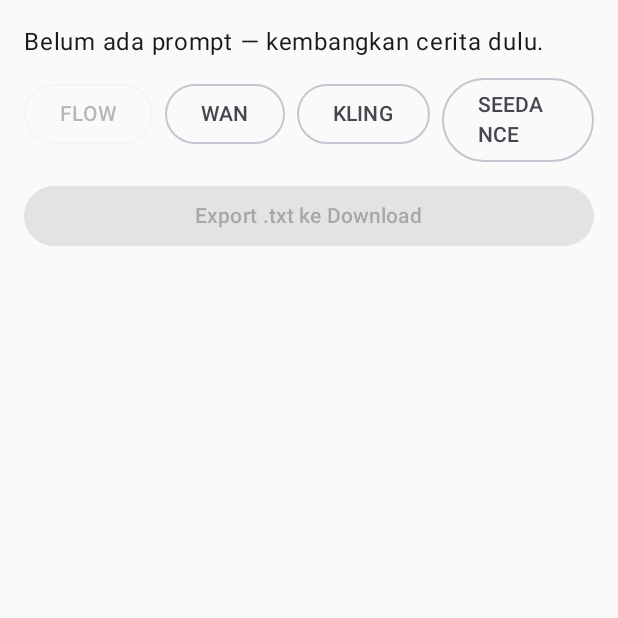
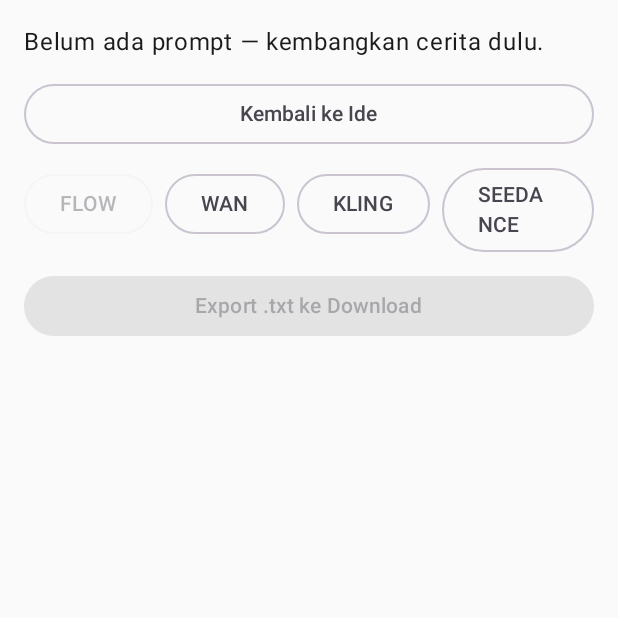
Before and after one commit to bastian57/promptku, an Android app built with Jetpack Compose: the composable V2PromptScreen shown on its own in the app's theme, on a phone screen of 412 x 824 dp, the top half of it. Run offline under Robolectric (Android 15) with nearby library versions, the phone set to English and light mode, and no system bars.

Commit message:
PromptKu v2.0.0 fix7: guard draft kosong + jalan pulang dari layar prompt

```diff
--- a/app/src/main/java/com/daftech/promptku/ui/V2PromptScreen.kt
+++ b/app/src/main/java/com/daftech/promptku/ui/V2PromptScreen.kt
@@ -1,5 +1,6 @@
 package com.daftech.promptku.ui
 
+import androidx.activity.compose.BackHandler
 import androidx.compose.foundation.layout.Arrangement
 import androidx.compose.foundation.layout.Column
 import androidx.compose.foundation.layout.Row
@@ -30,6 +31,10 @@ import com.daftech.promptku.engine.TargetEngine
 // Layar 3 v2.0 — Semua prompt scene + hasil 6 gerbang + export.
 @Composable
 fun V2PromptScreen(v2: V2ViewModel) {
+    // Tombol back sistem: kembali ke Layar Ide (bukan keluar aplikasi).
+    // Tanpa ini, layar prompt adalah jalan buntu — satu-satunya jalan
+    // keluar adalah menutup paksa aplikasi.
+    BackHandler { v2.updateStep(V2Step.IDEA) }
     val context = LocalContext.current
     val clipboard = LocalClipboardManager.current
     var engineIndex by remember { mutableIntStateOf(0) }
@@ -49,6 +54,12 @@ fun V2PromptScreen(v2: V2ViewModel) {
                     Text("DRAFT OFFLINE (rule-based, tanpa AI) — ulangi di cloud untuk prompt final.")
                 }
             }
+        }
+        item {
+            OutlinedButton(
+                onClick = { v2.updateStep(V2Step.IDEA) },
+                modifier = Modifier.fillMaxWidth()
+            ) { Text("Kembali ke Ide") }
         }
         if (v2.gates.isNotEmpty()) {
             item {
--- a/app/src/main/java/com/daftech/promptku/ui/V2StoryScreen.kt
+++ b/app/src/main/java/com/daftech/promptku/ui/V2StoryScreen.kt
@@ -1,5 +1,6 @@
 package com.daftech.promptku.ui
 
+import androidx.activity.compose.BackHandler
 import androidx.compose.foundation.layout.Arrangement
 import androidx.compose.foundation.layout.Column
 import androidx.compose.foundation.layout.Row
@@ -25,6 +26,7 @@ import androidx.compose.ui.unit.dp
 // Layar 2 v2.0 — Cerita hasil Director + chip konfirmasi + revisi.
 @Composable
 fun V2StoryScreen(v2: V2ViewModel) {
+    BackHandler { v2.updateStep(V2Step.IDEA) }
     val bible = v2.bible
     var revision by remember { mutableStateOf("") }
     LazyColumn(
--- a/app/src/main/java/com/daftech/promptku/ui/V2ViewModel.kt
+++ b/app/src/main/java/com/daftech/promptku/ui/V2ViewModel.kt
@@ -283,6 +283,12 @@ class V2ViewModel(application: Application) : AndroidViewModel(application) {
 
     /** Draft offline rule-based (Mode Manual) — tanpa LLM, dilabel jelas. */
     fun offlineDraft(trimmedIdea: String = idea.trim()) {
+        if (trimmedIdea.isBlank()) {
+            // Tanpa ide, StoryInfer jatuh ke default template v1 (Raka /
+            // DRAMA / Jalanan Jakarta) — itu yang tampil sebagai "prompt lama".
+            statusMessage = "Tulis dulu ide singkat filmnya (1–3 kalimat)."
+            return
+        }
         viewModelScope.launch {
             busy = true
             progress = "Membuat draft offline (mesin lama, tanpa AI)..."
```
